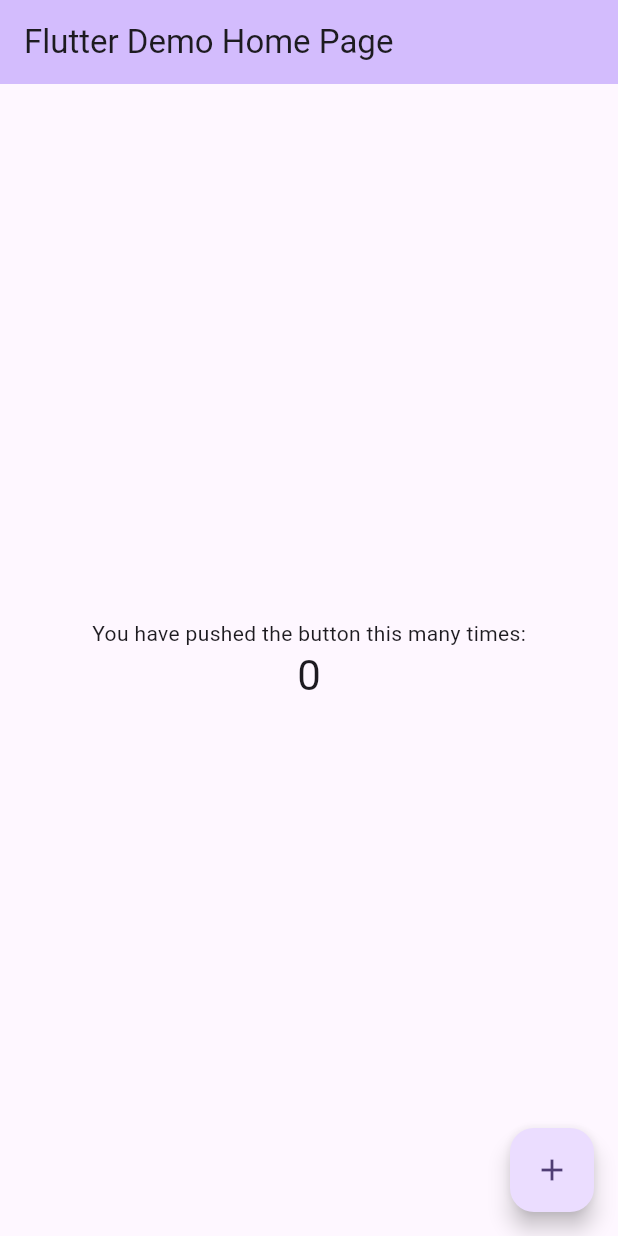
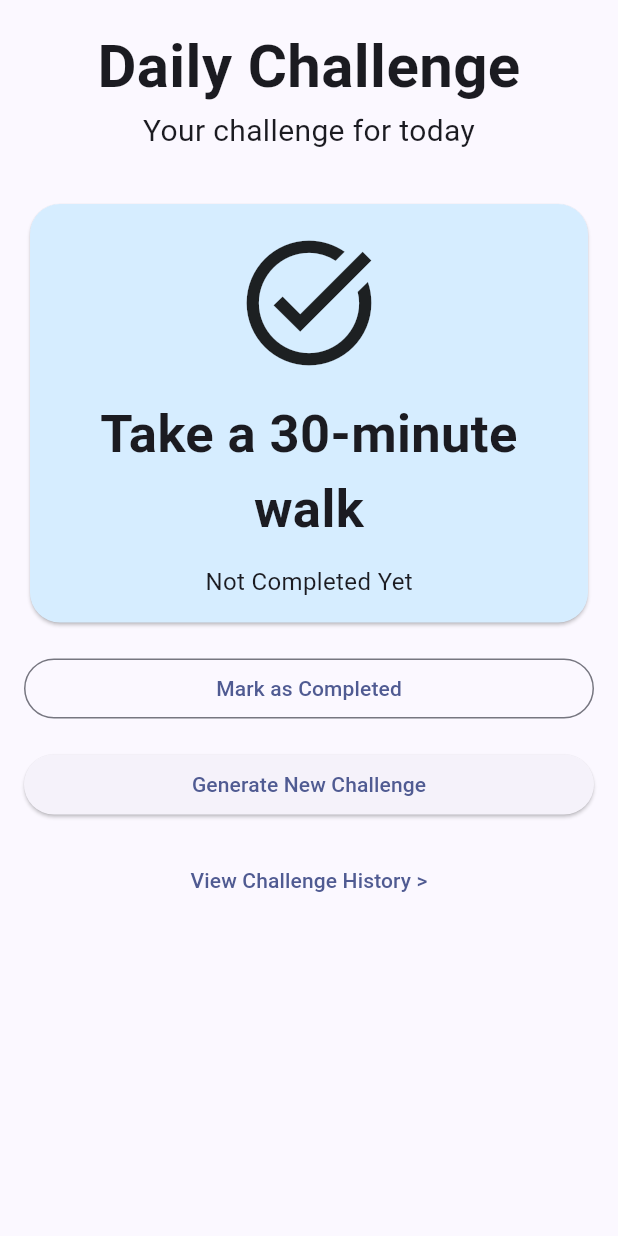
Before and after one commit to furqonnurbarilyahya/ActDay, a Flutter app: the screen it shows after launch, on a phone screen of 412 x 824 dp. Run offline on Flutter 3.47's test engine with Material 3 defaults, Android fonts, the phone set to English and light mode, and no system bars.

Commit message:
ui: build UI for Home Screen

```diff
--- /dev/null
+++ b/lib/home_page.dart
@@ -0,0 +1,95 @@
+import 'package:flutter/material.dart';
+
+class HomePage extends StatefulWidget {
+  const HomePage({Key? key}) : super(key: key);
+
+  @override
+  State<HomePage> createState() => _HomePageState();
+}
+
+class _HomePageState extends State<HomePage> {
+  @override
+  Widget build(BuildContext context) {
+    return Scaffold(
+      // appBar: AppBar(
+      //   backgroundColor: Theme.of(context).colorScheme.inversePrimary,
+      // ),
+      body: SafeArea(
+        child: Container(
+          margin: EdgeInsets.all(16.0),
+          child: Column(
+            crossAxisAlignment: CrossAxisAlignment.stretch,
+            children: <Widget>[
+              Text(
+                "Daily Challenge",
+                textAlign: TextAlign.center,
+                style: TextStyle(fontSize: 40, fontWeight: FontWeight.bold),
+              ),
+              Text(
+                "Your challenge for today",
+                textAlign: TextAlign.center,
+                style: TextStyle(fontSize: 20),
+              ),
+              SizedBox(height: 30),
+              Card(
+                shape: RoundedRectangleBorder(
+                  borderRadius: BorderRadius.circular(20.0),
+                ),
+                color: Color.fromARGB(255, 214, 237, 255),
+                child: InkWell(
+                  borderRadius: BorderRadius.circular(20.0),
+                  onTap: () {
+                    // Aksi ketika card di klik
+                  },
+                  child: Padding(
+                    padding: EdgeInsets.all(16),
+                    child: Column(
+                      children: <Widget>[
+                        Icon(Icons.task_alt_outlined, size: 100),
+                        SizedBox(height: 12),
+                        Text(
+                          "Take a 30-minute walk",
+                          textAlign: TextAlign.center,
+                          style: TextStyle(
+                            fontSize: 35,
+                            fontWeight: FontWeight.bold,
+                          ),
+                        ),
+                        SizedBox(height: 12),
+                        Text(
+                          "Not Completed Yet",
+                          style: TextStyle(fontSize: 16.0),
+                        ),
+                      ],
+                    ),
+                  ),
+                ),
+              ),
+              SizedBox(height: 16),
+              OutlinedButton(
+                child: Text("Mark as Completed"),
+                onPressed: () {
+                  //Aksi ketika diklik
+                },
+              ),
+              SizedBox(height: 16),
+              ElevatedButton(
+                child: Text("Generate New Challenge"),
+                onPressed: () {
+                  //Aksi ketika diklik
+                },
+              ),
+              SizedBox(height: 16),
+              TextButton(
+                child: Text("View Challenge History >"),
+                onPressed: () {
+                  //Aksi ketika diklik
+                },
+              ),
+            ],
+          ),
+        ),
+      ),
+    );
+  }
+}
--- a/lib/main.dart
+++ b/lib/main.dart
@@ -1,4 +1,5 @@
 import 'package:flutter/material.dart';
+import 'package:actday/home_page.dart';
 
 void main() {
   runApp(const MyApp());
@@ -13,60 +14,11 @@ class MyApp extends StatelessWidget {
     return MaterialApp(
       title: 'Flutter Demo',
       theme: ThemeData(
-        colorScheme: ColorScheme.fromSeed(seedColor: Colors.deepPurple),
+        colorScheme: ColorScheme.fromSeed(
+          seedColor: const Color.fromARGB(255, 3, 54, 195),
+        ),
       ),
-      home: const MyHomePage(title: 'Flutter Demo Home Page'),
+      home: const HomePage(),
     );
   }
 }
-
-class MyHomePage extends StatefulWidget {
-  const MyHomePage({super.key, required this.title});
-
-  final String title;
-
-  @override
-  State<MyHomePage> createState() => _MyHomePageState();
-}
-
-class _MyHomePageState extends State<MyHomePage> {
-  int _counter = 0;
-
-  void _incrementCounter() {
-    setState(() {
-      _counter++;
-    });
-  }
-
-  @override
-  Widget build(BuildContext context) {
-
-    return Scaffold(
-      appBar: AppBar(
-        backgroundColor: Theme.of(context).colorScheme.inversePrimary,
-        // Here we take the value from the MyHomePage object that was created by
-        // the App.build method, and use it to set our appbar title.
-        title: Text(widget.title),
-      ),
-      body: Center(
-        // Center is a layout widget. It takes a single child and positions it
-        // in the middle of the parent.
-        child: Column(
-          mainAxisAlignment: MainAxisAlignment.center,
-          children: <Widget>[
-            const Text('You have pushed the button this many times:'),
-            Text(
-              '$_counter',
-              style: Theme.of(context).textTheme.headlineMedium,
-            ),
-          ],
-        ),
-      ),
-      floatingActionButton: FloatingActionButton(
-        onPressed: _incrementCounter,
-        tooltip: 'Increment',
-        child: const Icon(Icons.add),
-      ), // This trailing comma makes auto-formatting nicer for build methods.
-    );
-  }
-}
```
